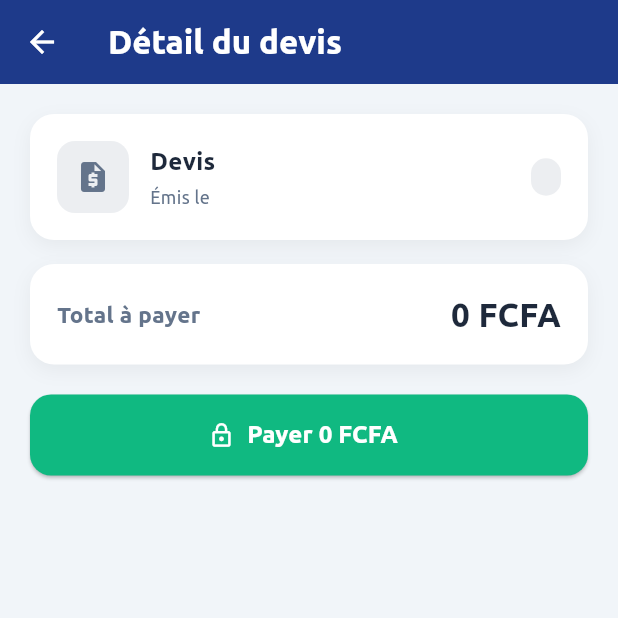
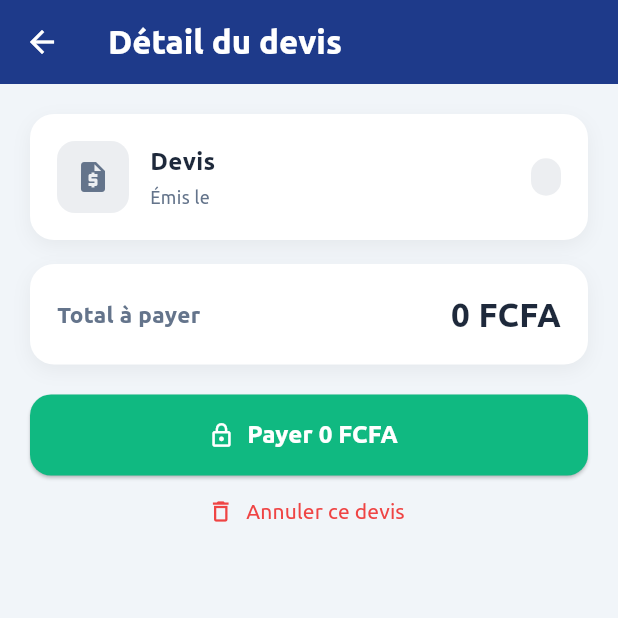
Before and after one commit to yamdev07/OTO-s, a Flutter app: the DevisDetailScreen screen opened directly with empty values, on a phone screen of 412 x 824 dp, the top half of it. Run offline on Flutter 3.47's test engine with Material 3 defaults, Android fonts, the phone set to English and light mode, and no system bars; our stand-ins replace cloud_firestore, firebase_auth, firebase_core, flutter_map, geolocator, latlong2; accounts and stored records are empty.

Commit message:
feat(paiement): reçu (date de paiement) + annulation d'un devis non payé

```diff
--- a/lib/screens/devis_detail_screen.dart
+++ b/lib/screens/devis_detail_screen.dart
@@ -81,17 +81,31 @@ class _DevisDetailScreenState extends State<DevisDetailScreen> {
               borderRadius: BorderRadius.circular(16),
               border: Border.all(color: AppColors.success.withOpacity(0.3)),
             ),
-            child: const Row(
+            child: Row(
               children: [
-                Icon(Icons.verified, color: AppColors.success),
-                SizedBox(width: 12),
+                const Icon(Icons.verified, color: AppColors.success),
+                const SizedBox(width: 12),
                 Expanded(
-                  child: Text(
+                  child: Column(
+                    crossAxisAlignment: CrossAxisAlignment.start,
+                    children: [
+                      const Text(
                         'Devis payé. Vous pouvez planifier votre intervention.',
                         style: TextStyle(
                             color: AppColors.textDark,
                             fontWeight: FontWeight.w600,
                             fontSize: 13),
+                      ),
+                      if (devis.datePaiement.isNotEmpty)
+                        Padding(
+                          padding: const EdgeInsets.only(top: 2),
+                          child: Text(
+                            'Le ${Format.dateCourte(devis.datePaiement)}',
+                            style: const TextStyle(
+                                color: AppColors.textMuted, fontSize: 12),
+                          ),
+                        ),
+                    ],
                   ),
                 ),
               ],
@@ -126,7 +140,9 @@ class _DevisDetailScreenState extends State<DevisDetailScreen> {
       );
     }
 
-    return SizedBox(
+    return Column(
+      children: [
+        SizedBox(
           width: double.infinity,
           height: 54,
           child: ElevatedButton.icon(
@@ -134,8 +150,8 @@ class _DevisDetailScreenState extends State<DevisDetailScreen> {
             style: ElevatedButton.styleFrom(
               backgroundColor: AppColors.success,
               foregroundColor: Colors.white,
-          shape:
-              RoundedRectangleBorder(borderRadius: BorderRadius.circular(14)),
+              shape: RoundedRectangleBorder(
+                  borderRadius: BorderRadius.circular(14)),
             ),
             icon: _paying
                 ? const SizedBox(
@@ -147,10 +163,45 @@ class _DevisDetailScreenState extends State<DevisDetailScreen> {
                 : const Icon(Icons.lock_outline),
             label: Text(
               _paying ? 'Paiement...' : 'Payer ${Format.fcfa(devis.total)}',
-          style: const TextStyle(fontSize: 16, fontWeight: FontWeight.bold),
+              style:
+                  const TextStyle(fontSize: 16, fontWeight: FontWeight.bold),
             ),
           ),
+        ),
+        TextButton.icon(
+          onPressed: _paying ? null : () => _confirmerAnnulation(devis.id),
+          icon: const Icon(Icons.delete_outline,
+              size: 18, color: AppColors.danger),
+          label: const Text('Annuler ce devis',
+              style: TextStyle(color: AppColors.danger)),
+        ),
+      ],
     );
+  }
+
+  Future<void> _confirmerAnnulation(String id) async {
+    final ok = await showDialog<bool>(
+      context: context,
+      builder: (ctx) => AlertDialog(
+        title: const Text('Annuler le devis'),
+        content: const Text('Ce devis sera définitivement supprimé.'),
+        actions: [
+          TextButton(
+            onPressed: () => Navigator.pop(ctx, false),
+            child: const Text('Retour'),
+          ),
+          TextButton(
+            onPressed: () => Navigator.pop(ctx, true),
+            child: const Text('Supprimer',
+                style: TextStyle(color: AppColors.danger)),
+          ),
+        ],
+      ),
+    );
+    if (ok == true) {
+      await DevisService.instance.annuler(id);
+      if (mounted) Navigator.pop(context);
+    }
   }
 
   void _ouvrirPaiement(Devis devis) {
```
Lines whose indentation alone changed are shown as unchanged.
